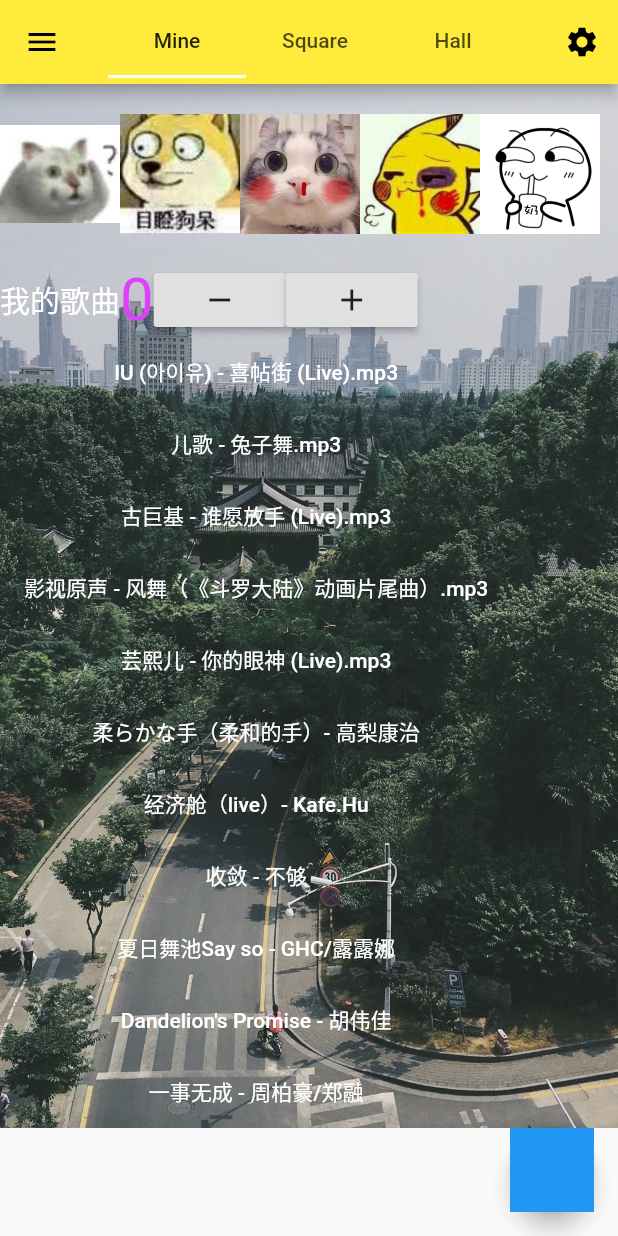
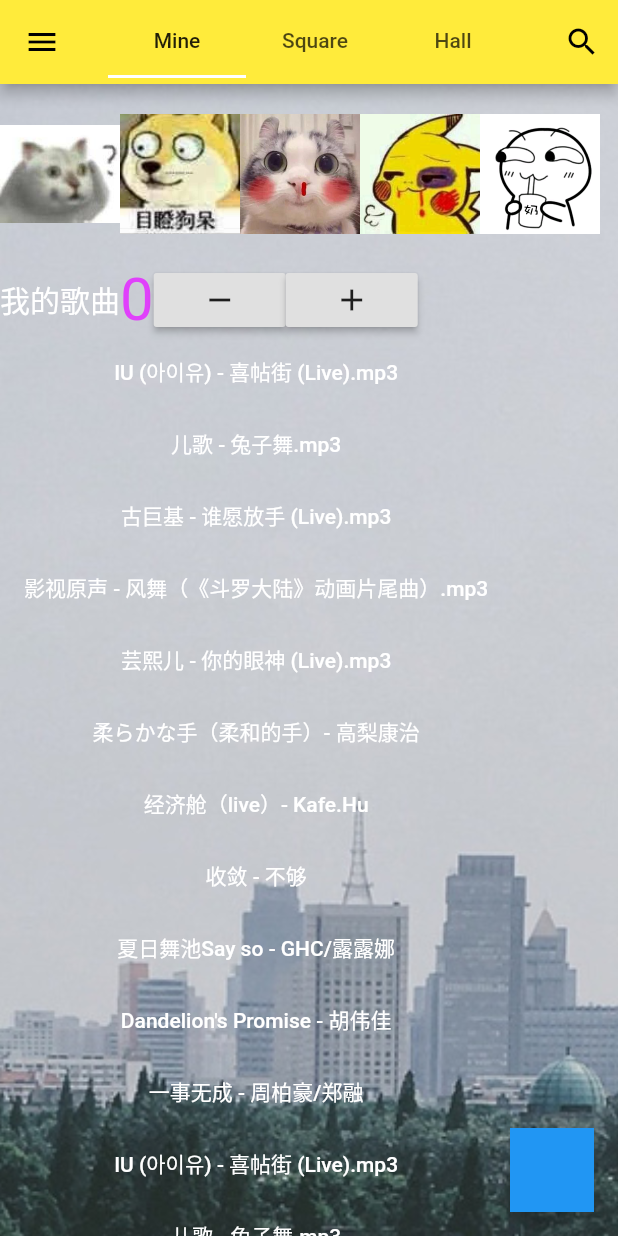
Before and after one commit to yuanj-Jin/musicApp, a Flutter app: the screen it shows after launch, on a phone screen of 412 x 824 dp. Run offline on Flutter 3.47's test engine with Material 2 defaults, Android fonts, the phone set to English and light mode, and no system bars.

Commit message:
[add]添加数据

```diff
--- a/lib/components/mine.dart
+++ b/lib/components/mine.dart
@@ -12,6 +12,15 @@ class Mine extends StatefulWidget {
 class _MineState extends State<Mine> {
   int _counter = 0;
   static List items = ["IU (아이유) - 喜帖街 (Live).mp3","儿歌 - 兔子舞.mp3","古巨基 - 谁愿放手 (Live).mp3",
+    "影视原声 - 风舞（《斗罗大陆》动画片尾曲）.mp3","芸熙儿 - 你的眼神 (Live).mp3","柔らかな手（柔和的手）- 高梨康治",
+    "经济舱（live）- Kafe.Hu","收敛 - 不够","夏日舞池Say so - GHC/露露娜","Dandelion's Promise - 胡伟佳",
+    "一事无成 - 周柏豪/郑融","IU (아이유) - 喜帖街 (Live).mp3","儿歌 - 兔子舞.mp3","古巨基 - 谁愿放手 (Live).mp3",
+    "影视原声 - 风舞（《斗罗大陆》动画片尾曲）.mp3","芸熙儿 - 你的眼神 (Live).mp3","柔らかな手（柔和的手）- 高梨康治",
+    "经济舱（live）- Kafe.Hu","收敛 - 不够","夏日舞池Say so - GHC/露露娜","Dandelion's Promise - 胡伟佳",
+    "一事无成 - 周柏豪/郑融","IU (아이유) - 喜帖街 (Live).mp3","儿歌 - 兔子舞.mp3","古巨基 - 谁愿放手 (Live).mp3",
+    "影视原声 - 风舞（《斗罗大陆》动画片尾曲）.mp3","芸熙儿 - 你的眼神 (Live).mp3","柔らかな手（柔和的手）- 高梨康治",
+    "经济舱（live）- Kafe.Hu","收敛 - 不够","夏日舞池Say so - GHC/露露娜","Dandelion's Promise - 胡伟佳",
+    "一事无成 - 周柏豪/郑融","IU (아이유) - 喜帖街 (Live).mp3","儿歌 - 兔子舞.mp3","古巨基 - 谁愿放手 (Live).mp3",
     "影视原声 - 风舞（《斗罗大陆》动画片尾曲）.mp3","芸熙儿 - 你的眼神 (Live).mp3","柔らかな手（柔和的手）- 高梨康治",
     "经济舱（live）- Kafe.Hu","收敛 - 不够","夏日舞池Say so - GHC/露露娜","Dandelion's Promise - 胡伟佳",
     "一事无成 - 周柏豪/郑融"];
--- a/lib/main.dart
+++ b/lib/main.dart
@@ -69,9 +69,9 @@ class _ContentState extends State<Content> {
           actions: <Widget>[
             //右侧
             IconButton(
-              icon: Icon(Icons.settings),
+              icon: Icon(Icons.search),
               onPressed: (){
-                print("settings");
+                print("search");
               },
             ),
           ],
```
